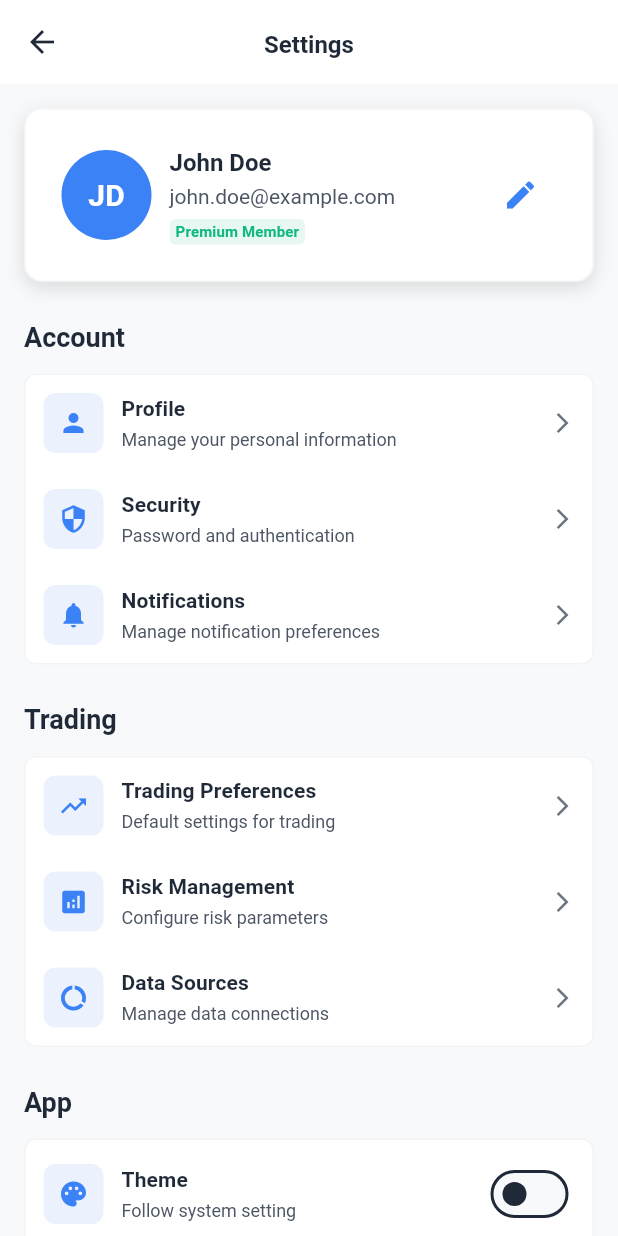
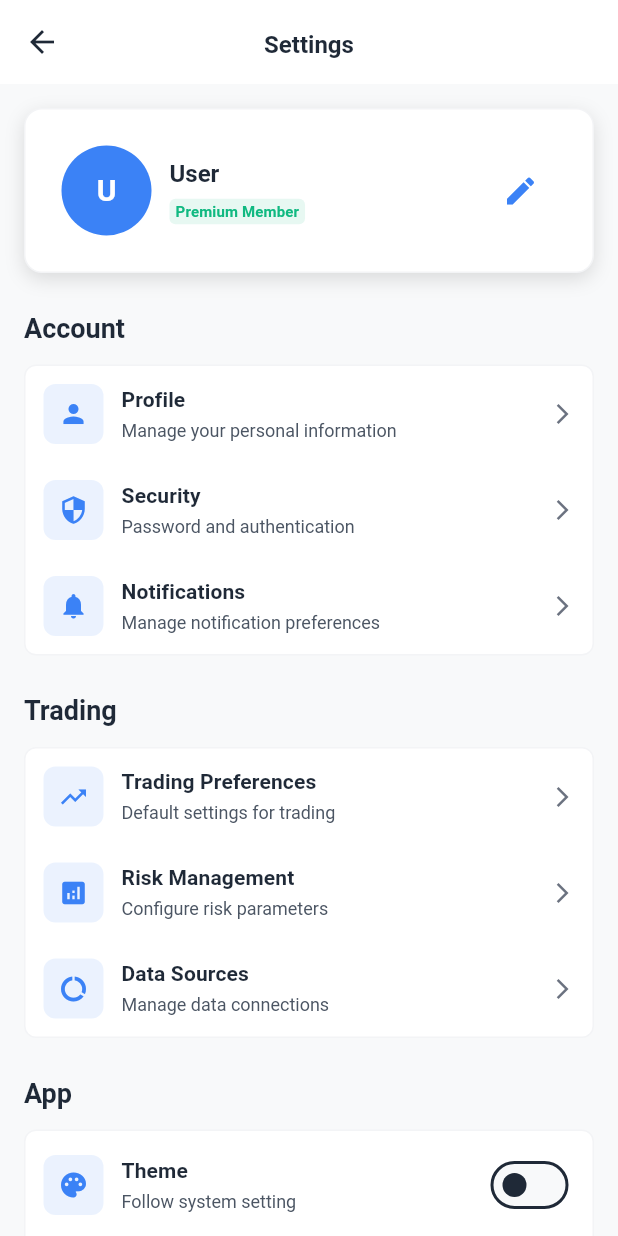
Before and after one commit to baotran3107/trading_backtest, a Flutter app: the SettingsScreen screen opened directly, on a phone screen of 412 x 824 dp. Run offline on Flutter 3.47's test engine with Material 3 defaults, Android fonts, the phone set to English and light mode, and no system bars; our stand-ins replace bloc, cloud_firestore, equatable, firebase_auth, firebase_core, flutter_bloc and 4 more; accounts and stored records are empty.

Commit message:
manage data screen

```diff
--- a/lib/main.dart
+++ b/lib/main.dart
@@ -2,9 +2,11 @@ import 'package:flutter/material.dart';
 import 'package:firebase_core/firebase_core.dart';
 import 'app.dart';
 import 'firebase_options.dart';
+import 'di/di.dart';
 
 void main() async {
   WidgetsFlutterBinding.ensureInitialized();
+  configureDependencies();
   await Firebase.initializeApp(
     options: DefaultFirebaseOptions.currentPlatform,
   );
--- a/lib/presentations/settings_screen/settings_screen.dart
+++ b/lib/presentations/settings_screen/settings_screen.dart
@@ -8,13 +8,17 @@ import '../../theme/theme_provider.dart';
 import '../auth/bloc/auth_bloc.dart';
 import '../auth/auth_screen.dart';
 import '../../core/extensions/navigation_extension.dart';
+import '../../di/di.dart';
+import '../user_data/bloc/user_data_bloc.dart';
 
 class SettingsScreen extends StatelessWidget {
   const SettingsScreen({super.key});
 
   @override
   Widget build(BuildContext context) {
-    return Consumer<ThemeProvider>(
+    return BlocProvider<UserDataBloc>(
+      create: (_) => getIt<UserDataBloc>()..add(UserDataStarted()),
+      child: Consumer<ThemeProvider>(
         builder: (context, themeProvider, child) {
           final isDarkMode = themeProvider.isDarkMode;
           final backgroundColor = isDarkMode
@@ -121,10 +125,32 @@ class SettingsScreen extends StatelessWidget {
             ),
           );
         },
+      ),
     );
   }
 
   Widget _buildUserProfileSection() {
+    return BlocBuilder<UserDataBloc, UserDataState>(
+      builder: (context, state) {
+        String displayName = 'User';
+        String email = '';
+        String initials = 'U';
+
+        if (state is UserDataLoaded) {
+          displayName = state.user.displayName.isNotEmpty
+              ? state.user.displayName
+              : 'User';
+          email = state.user.email;
+          final parts = displayName.trim().split(' ');
+          if (parts.isNotEmpty) {
+            final first = parts.first.isNotEmpty ? parts.first[0] : '';
+            final last =
+                parts.length > 1 && parts.last.isNotEmpty ? parts.last[0] : '';
+            final candidate = (first + last).toUpperCase();
+            initials = candidate.isNotEmpty ? candidate : initials;
+          }
+        }
+
         return Container(
           width: double.infinity,
           padding: const EdgeInsets.all(AppSpacing.xxxlg),
@@ -153,10 +179,10 @@ class SettingsScreen extends StatelessWidget {
                   color: AppColors.primary,
                   borderRadius: BorderRadius.circular(AppSpacing.radiusRound),
                 ),
-            child: const Center(
+                child: Center(
                   child: Text(
-                'JD',
-                style: TextStyle(
+                    initials,
+                    style: const TextStyle(
                       color: Colors.white,
                       fontWeight: FontWeight.bold,
                       fontSize: 20,
@@ -171,13 +197,14 @@ class SettingsScreen extends StatelessWidget {
                 child: Column(
                   crossAxisAlignment: CrossAxisAlignment.start,
                   children: [
-                const Text(
-                  'John Doe',
+                    Text(
+                      displayName,
                       style: AppTextStyles.titleLarge,
                     ),
                     const SizedBox(height: AppSpacing.xs),
+                    if (email.isNotEmpty)
                       Text(
-                  'john.doe@example.com',
+                        email,
                         style: AppTextStyles.bodyMedium.copyWith(
                           color: AppColors.textSecondary,
                         ),
@@ -190,7 +217,8 @@ class SettingsScreen extends StatelessWidget {
                       ),
                       decoration: BoxDecoration(
                         color: AppColors.success.withOpacity(0.1),
-                    borderRadius: BorderRadius.circular(AppSpacing.radiusSmall),
+                        borderRadius:
+                            BorderRadius.circular(AppSpacing.radiusSmall),
                       ),
                       child: Text(
                         'Premium Member',
@@ -214,6 +242,8 @@ class SettingsScreen extends StatelessWidget {
               ),
             ],
           ),
+        );
+      },
     );
   }
 
```
Also changed, not shown: lib/presentations/main_navigation/main_navigation.dart (+5 -5 lines), lib/presentations/manage_data/manage_data_screen.dart (added, +203 -0 lines). Lines whose indentation alone changed are shown as unchanged.
